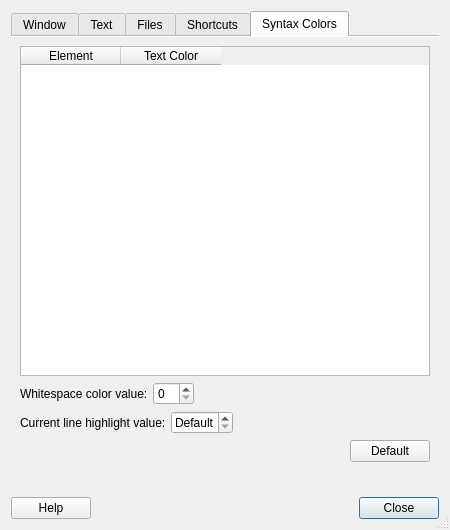
Qt form featherpad/prefDialog.ui (tembun/fpad) before a commit.
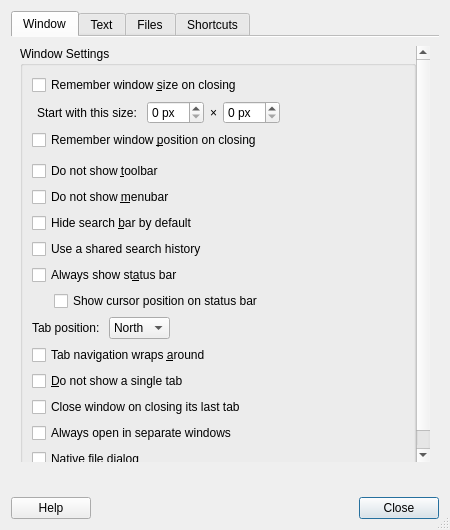
The same form after that commit. The open tabs and pages were chosen to show the change. Icons and pictures are not drawn.

Commit message: remove syntax highlighting and lang detection

Patch:
```diff
--- a/featherpad/prefDialog.ui
+++ b/featherpad/prefDialog.ui
@@ -1211,116 +1211,6 @@
        </item>
       </layout>
      </widget>
-     <widget class="QWidget" name="tab_5">
-      <attribute name="title">
-       <string>Syntax Colors</string>
-      </attribute>
-      <layout class="QGridLayout" name="gridLayout_2">
-       <item row="0" column="0">
-        <widget class="QTableWidget" name="syntaxTableWidget">
-         <property name="alternatingRowColors">
-          <bool>true</bool>
-         </property>
-         <property name="selectionMode">
-          <enum>QAbstractItemView::SingleSelection</enum>
-         </property>
-         <attribute name="verticalHeaderVisible">
-          <bool>false</bool>
-         </attribute>
-         <column>
-          <property name="text">
-           <string>Element</string>
-          </property>
-         </column>
-         <column>
-          <property name="text">
-           <string>Text Color</string>
-          </property>
-         </column>
-        </widget>
-       </item>
-       <item row="1" column="0">
-        <layout class="QHBoxLayout" name="horizontalLayout_16">
-         <property name="spacing">
-          <number>5</number>
-         </property>
-         <item>
-          <widget class="QLabel" name="whiteSpaceLabel">
-           <property name="text">
-            <string>Whitespace color value:</string>
-           </property>
-          </widget>
-         </item>
-         <item>
-          <widget class="QSpinBox" name="whiteSpaceSpin"/>
-         </item>
-         <item>
-          <spacer name="horizontalSpacer_16">
-           <property name="orientation">
-            <enum>Qt::Horizontal</enum>
-           </property>
-           <property name="sizeHint" stdset="0">
-            <size>
-             <width>5</width>
-             <height>5</height>
-            </size>
-           </property>
-          </spacer>
-         </item>
-        </layout>
-       </item>
-       <item row="2" column="0">
-        <layout class="QHBoxLayout" name="horizontalLayout_17">
-         <property name="spacing">
-          <number>5</number>
-         </property>
-         <item>
-          <widget class="QLabel" name="curLineLabel">
-           <property name="toolTip">
-            <string>Has effect only if line numbers are shown.</string>
-           </property>
-           <property name="text">
-            <string>Current line highlight value:</string>
-           </property>
-          </widget>
-         </item>
-         <item>
-          <widget class="QSpinBox" name="curLineSpin">
-           <property name="toolTip">
-            <string>Has effect only if line numbers are shown.</string>
-           </property>
-           <property name="specialValueText">
-            <string>Default</string>
-           </property>
-          </widget>
-         </item>
-         <item>
-          <spacer name="horizontalSpacer_17">
-           <property name="orientation">
-            <enum>Qt::Horizontal</enum>
-           </property>
-           <property name="sizeHint" stdset="0">
-            <size>
-             <width>5</width>
-             <height>5</height>
-            </size>
-           </property>
-          </spacer>
-         </item>
-        </layout>
-       </item>
-       <item row="3" column="0" alignment="Qt::AlignRight">
-        <widget class="QPushButton" name="defaultSyntaxButton">
-         <property name="toolTip">
-          <string>Restore default syntax colors.</string>
-         </property>
-         <property name="text">
-          <string>Default</string>
-         </property>
-        </widget>
-       </item>
-      </layout>
-     </widget>
     </widget>
    </item>
    <item row="1" column="0" colspan="2">
```
Left out of the diff: 60 changed lines with no effect on the pictures. The commit also changes 26 other files.
